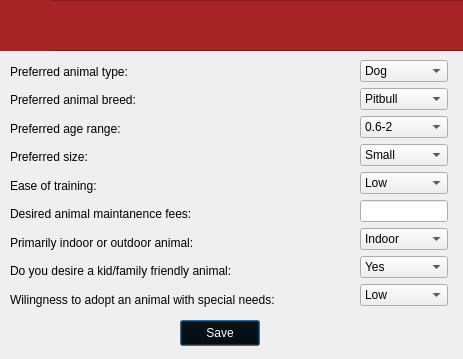
The window that clientpreferencesview.ui (maliklewis/comp3004) describes before a commit, drawn with Qt 5.
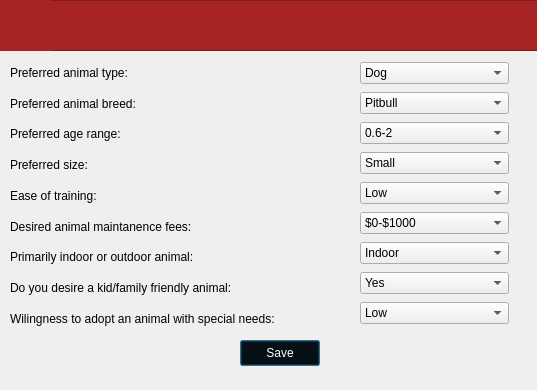
The same window after the commit. Icons and pictures are not drawn.

```diff
--- a/clientpreferencesview.ui
+++ b/clientpreferencesview.ui
@@ -6,8 +6,8 @@
    <rect>
     <x>0</x>
     <y>0</y>
-    <width>463</width>
-    <height>359</height>
+    <width>537</width>
+    <height>390</height>
    </rect>
   </property>
   <property name="windowTitle">
@@ -57,8 +57,8 @@
   <widget class="QPushButton" name="saveButton">
    <property name="geometry">
     <rect>
-     <x>180</x>
-     <y>320</y>
+     <x>240</x>
+     <y>340</y>
      <width>80</width>
      <height>26</height>
     </rect>
@@ -72,13 +72,13 @@
     <string>Save</string>
    </property>
   </widget>
-  <widget class="QWidget" name="">
+  <widget class="QWidget" name="layoutWidget">
    <property name="geometry">
     <rect>
      <x>10</x>
      <y>60</y>
      <width>328</width>
-     <height>251</height>
+     <height>271</height>
     </rect>
    </property>
    <layout class="QVBoxLayout" name="verticalLayout">
@@ -147,13 +147,13 @@
     </item>
    </layout>
   </widget>
-  <widget class="QWidget" name="">
+  <widget class="QWidget" name="layoutWidget">
    <property name="geometry">
     <rect>
      <x>360</x>
      <y>60</y>
-     <width>88</width>
-     <height>251</height>
+     <width>149</width>
+     <height>271</height>
     </rect>
    </property>
    <layout class="QVBoxLayout" name="verticalLayout_2">
@@ -283,7 +283,28 @@
      </widget>
     </item>
     <item>
-     <widget class="QLineEdit" name="vetFeesValue"/>
+     <widget class="QComboBox" name="vetFeesDropdown">
+      <item>
+       <property name="text">
+        <string>$0-$1000</string>
+       </property>
+      </item>
+      <item>
+       <property name="text">
+        <string>$1000-$2000</string>
+       </property>
+      </item>
+      <item>
+       <property name="text">
+        <string>$2000-$3000</string>
+       </property>
+      </item>
+      <item>
+       <property name="text">
+        <string>$4000+</string>
+       </property>
+      </item>
+     </widget>
     </item>
     <item>
      <widget class="QComboBox" name="envTypeDropdown">
```
